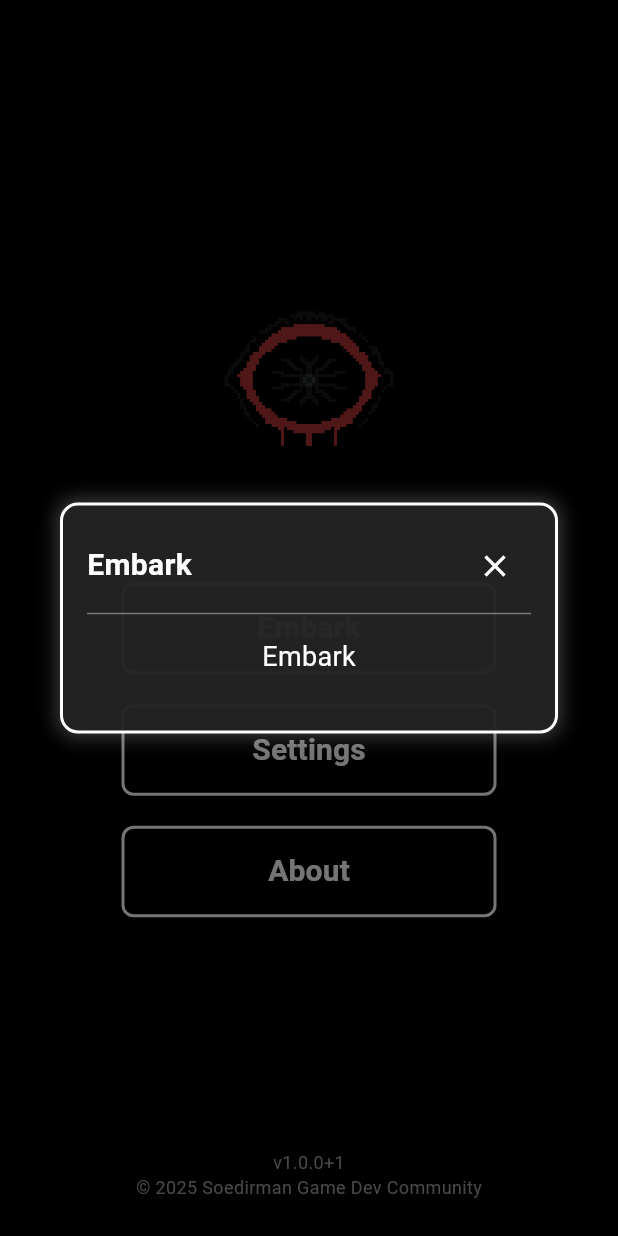
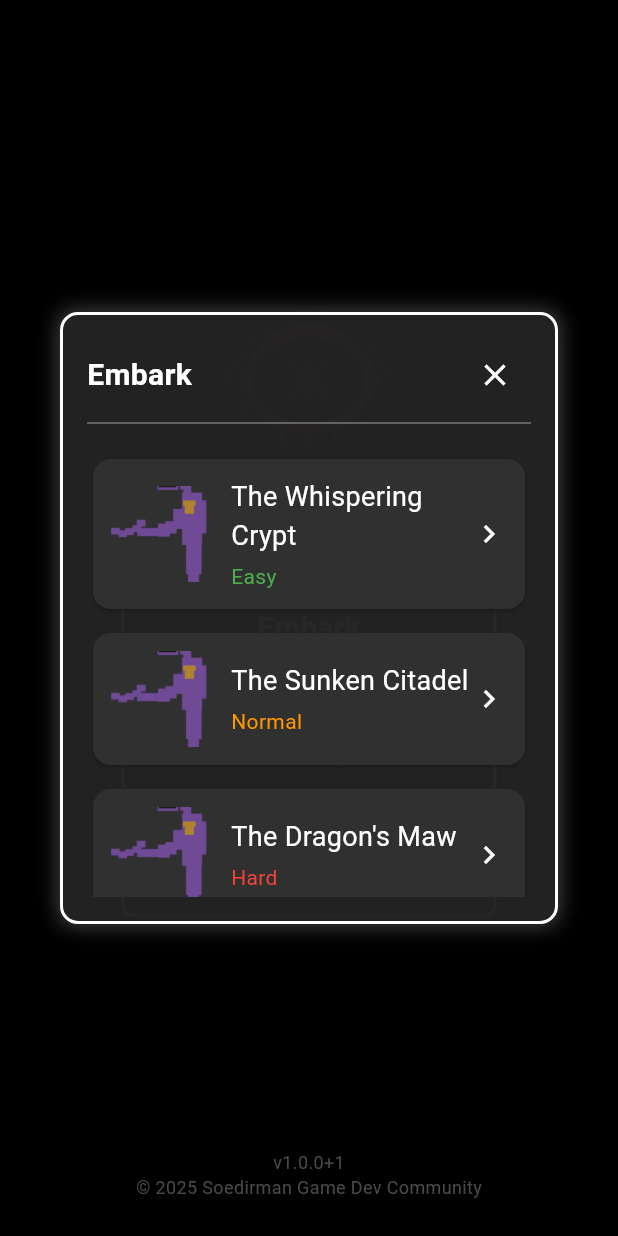
Before and after one commit to Samestora/Penuhan, a Flutter app: the MainMenu screen opened directly, after a tap on "Embark", on a phone screen of 412 x 824 dp. Run offline on Flutter 3.47's test engine with Material 3 defaults, Android fonts, the phone set to English and light mode, and no system bars; our stand-ins replace file_picker, hive, hive_flutter, package_info_plus; missing offline and left inert: flame, flutter_soloud; accounts and stored records are empty; Roboto replaces fonts that are missing (Unifont).

Commit message:
Feat: adding embark functionality, WIP : Save on progression and save progress

```diff
--- a/lib/game/game.dart
+++ b/lib/game/game.dart
@@ -2,16 +2,20 @@ import 'dart:async';
 
 import 'package:flame/game.dart';
 import 'package:penuhan/utils/audio_manager.dart';
+import 'package:penuhan/models/dungeon.dart';
 
 class PenuhanGame extends FlameGame {
-  late final AudioManager _audioManager;
+  final AudioManager _audioManager;
+  final Dungeon dungeon;
 
-  PenuhanGame() {
+  PenuhanGame({required this.dungeon, required AudioManager audioManager})
+      : _audioManager = audioManager {
     pauseWhenBackgrounded = false;
   }
 
   @override
   FutureOr<void> onLoad() async {
     _audioManager.stopBgm();
+    print('Entering dungeon: ${dungeon.name}');
   }
 }
--- /dev/null
+++ b/lib/models/dungeon.dart
@@ -0,0 +1,13 @@
+class Dungeon {
+  final String id;
+  final String name;
+  final String imageAsset;
+  final String difficulty;
+
+  const Dungeon({
+    required this.id,
+    required this.name,
+    required this.imageAsset,
+    required this.difficulty,
+  });
+}
--- /dev/null
+++ b/lib/models/dungeons.dart
@@ -0,0 +1,30 @@
+import 'package:penuhan/models/dungeon.dart';
+
+class Dungeons {
+  static const sunkenCitadel = Dungeon(
+    id: 'sunken_citadel',
+    name: 'The Sunken Citadel',
+    imageAsset: 'assets/images/sprite/player.png', // Placeholder
+    difficulty: 'Normal',
+  );
+
+  static const whisperingCrypt = Dungeon(
+    id: 'whispering_crypt',
+    name: 'The Whispering Crypt',
+    imageAsset: 'assets/images/sprite/player.png', // Placeholder
+    difficulty: 'Easy',
+  );
+
+  static const dragonsMaw = Dungeon(
+    id: 'dragons_maw',
+    name: 'The Dragon\'s Maw',
+    imageAsset: 'assets/images/sprite/player.png', // Placeholder
+    difficulty: 'Hard',
+  );
+
+  static const List<Dungeon> all = [
+    whisperingCrypt,
+    sunkenCitadel,
+    dragonsMaw,
+  ];
+}
--- a/lib/screens/game_play.dart
+++ b/lib/screens/game_play.dart
@@ -5,28 +5,37 @@ import 'package:penuhan/utils/audio_manager.dart';
 import 'package:penuhan/widgets/tap_circle_indicator.dart';
 import 'package:provider/provider.dart';
 
+import 'package:penuhan/models/dungeon.dart';
+
 class GamePlay extends StatefulWidget {
-  const GamePlay({super.key});
+  final Dungeon dungeon;
+
+  const GamePlay({super.key, required this.dungeon});
 
   @override
   State<GamePlay> createState() => _GamePlayState();
 }
 
 class _GamePlayState extends State<GamePlay> with WidgetsBindingObserver {
-  late final PenuhanGame _penuhanGame;
+  PenuhanGame? _penuhanGame;
   late final AudioManager _audioManager;
 
   @override
   void initState() {
     super.initState();
-    _penuhanGame = PenuhanGame();
     WidgetsBinding.instance.addObserver(this);
   }
 
   @override
   void didChangeDependencies() {
     super.didChangeDependencies();
-    _audioManager = context.read<AudioManager>();
+    if (_penuhanGame == null) {
+      _audioManager = context.read<AudioManager>();
+      _penuhanGame = PenuhanGame(
+        dungeon: widget.dungeon,
+        audioManager: _audioManager,
+      );
+    }
   }
 
   @override
@@ -47,6 +56,15 @@ class _GamePlayState extends State<GamePlay> with WidgetsBindingObserver {
 
   @override
   Widget build(BuildContext context) {
-    return TapCircleIndicator(child: GameWidget(game: _penuhanGame));
+    if (_penuhanGame == null) {
+      // This can happen while the game is being initialized.
+      return const Scaffold(
+        backgroundColor: Colors.black,
+        body: Center(
+          child: CircularProgressIndicator(),
+        ),
+      );
+    }
+    return TapCircleIndicator(child: GameWidget(game: _penuhanGame!));
   }
 }
--- a/lib/screens/main_menu.dart
+++ b/lib/screens/main_menu.dart
@@ -1,6 +1,7 @@
 import 'package:flutter/material.dart';
 import 'package:package_info_plus/package_info_plus.dart';
 import 'package:hive_flutter/hive_flutter.dart';
+import 'package:penuhan/screens/game_play.dart';
 import 'package:penuhan/utils/asset_manager.dart';
 import 'package:penuhan/widgets/tap_circle_indicator.dart';
 import 'package:provider/provider.dart';
@@ -11,6 +12,8 @@ import 'package:penuhan/widgets/monochrome_button.dart';
 import 'package:penuhan/widgets/monochrome_dropdown.dart';
 import 'package:penuhan/widgets/monochrome_modal.dart';
 import 'package:penuhan/utils/audio_manager.dart';
+import 'package:penuhan/widgets/dungeon_card.dart';
+import 'package:penuhan/models/dungeons.dart';
 
 class MainMenu extends StatefulWidget {
   const MainMenu({super.key});
@@ -194,16 +197,31 @@ class _EmbarkContent extends StatefulWidget {
 class __EmbarkContentState extends State<_EmbarkContent> {
   @override
   Widget build(BuildContext context) {
-    return Column(
-      mainAxisSize: MainAxisSize.min,
-      children: [
-        Text(
-          AppLocalizations.of(context)!.mainMenuEmbark,
-          style: const TextStyle(color: Colors.white, fontSize: 18.0),
-        ),
-        const SizedBox(height: 20.0),
-        // TODO: Implement save slot selection
-      ],
+    final audioManager = context.read<AudioManager>();
+
+    return SizedBox(
+      height: 300, // Constrain the height of the dialog content
+      width: 400,
+      child: ListView.builder(
+        itemCount: Dungeons.all.length,
+        itemBuilder: (context, index) {
+          final dungeon = Dungeons.all[index];
+          return Padding(
+            padding: const EdgeInsets.symmetric(vertical: 4.0),
+            child: DungeonCard(
+              dungeon: dungeon,
+              onTap: () {
+                audioManager.playSfx(AssetManager.sfxClick);
+                Navigator.of(context).pushReplacement(
+                  MaterialPageRoute(
+                    builder: (context) => GamePlay(dungeon: dungeon),
+                  ),
+                );
+              },
+            ),
+          );
+        },
+      ),
     );
   }
 }
--- /dev/null
+++ b/lib/widgets/dungeon_card.dart
@@ -0,0 +1,66 @@
+import 'package:flutter/material.dart';
+import 'package:penuhan/models/dungeon.dart';
+
+class DungeonCard extends StatelessWidget {
+  final Dungeon dungeon;
+  final VoidCallback onTap;
+
+  const DungeonCard({super.key, required this.dungeon, required this.onTap});
+
+  @override
+  Widget build(BuildContext context) {
+    return InkWell(
+      onTap: onTap,
+      child: Card(
+        color: Colors.grey[850],
+        child: Padding(
+          padding: const EdgeInsets.all(12.0),
+          child: Row(
+            children: [
+              Image.asset(
+                dungeon.imageAsset,
+                width: 64,
+                height: 64,
+                fit: BoxFit.cover,
+              ),
+              const SizedBox(width: 16.0),
+              Expanded(
+                child: Column(
+                  crossAxisAlignment: CrossAxisAlignment.start,
+                  children: [
+                    Text(
+                      dungeon.name,
+                      style: const TextStyle(color: Colors.white, fontSize: 18.0),
+                    ),
+                    const SizedBox(height: 4.0),
+                    Text(
+                      dungeon.difficulty,
+                      style: TextStyle(
+                        color: _getDifficultyColor(dungeon.difficulty),
+                        fontSize: 14.0,
+                      ),
+                    ),
+                  ],
+                ),
+              ),
+              const Icon(Icons.chevron_right, color: Colors.white),
+            ],
+          ),
+        ),
+      ),
+    );
+  }
+
+  Color _getDifficultyColor(String difficulty) {
+    switch (difficulty.toLowerCase()) {
+      case 'hard':
+        return Colors.red;
+      case 'normal':
+        return Colors.orange;
+      case 'easy':
+        return Colors.green;
+      default:
+        return Colors.grey;
+    }
+  }
+}
```
